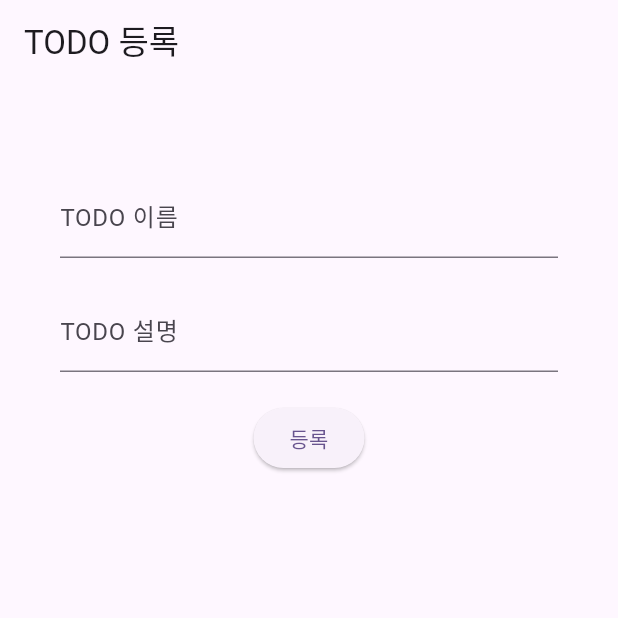
After one commit to OngTK/Fullstack_App, a Flutter app: the PostPage screen opened directly, after a tap on "등록", on a phone screen of 412 x 824 dp, the top half of it. The commit adds this screen. Run offline on Flutter 3.47's test engine with Material 3 defaults, Android fonts, the phone set to English and light mode, and no system bars; our stand-ins replace dio; network calls fail.

Commit message:
251107_1326 Practice04

```diff
--- a/lib/example/day02_251104/example1.dart
+++ b/lib/example/day02_251104/example1.dart
@@ -60,7 +60,8 @@ void main() {
   // [6] null 갖는 타입 > 타입? : 타입명 뒤에 >
   String? nickname; //null 허용
   nickname=null;
-  print("닉네입 : ${ nickname ?? '미정' } ");
+  print("닉네입 : ${ nickname ?? '미정' } "
+      "");
 } // main end
 
 // [5.1] 클래스
--- /dev/null
+++ b/lib/practice/parctice04_251107/PostPage.dart
@@ -0,0 +1,56 @@
+import 'package:dio/dio.dart';
+import 'package:flutter/material.dart';
+import 'package:fullstack_app/practice/parctice04_251107/GetPage.dart';
+
+final dio = Dio();
+
+class PostPage extends StatefulWidget {
+  PostPageState createState() => PostPageState();
+} // class end
+
+class PostPageState extends State<PostPage> {
+
+  // controller
+  TextEditingController titleCont = TextEditingController();
+  TextEditingController contentCont = TextEditingController();
+
+  // 등록 함수
+  void createTodo()async{
+    final obj = {
+      "title": titleCont.text,
+      "content": contentCont.text,
+    };
+    try{
+      final res = await dio.post("http://192.168.137.1:8080/api/todo",data: obj);
+      print(res.data);
+    }catch(e){
+      print("[createTodo 실패] ${e}");
+    }
+  }
+
+  @override
+  Widget build(BuildContext context) {
+    return Scaffold(
+        appBar: AppBar(title: Text("TODO 등록"),),
+        body: Padding(
+          padding: EdgeInsets.all(40),
+          child: Column(
+            children: [
+              SizedBox(height: 20),
+              TextField(
+                controller: titleCont,
+                decoration: InputDecoration(labelText: "TODO 이름"),
+              ),
+              SizedBox(height: 20),
+              TextField(
+                controller: contentCont,
+                decoration: InputDecoration(labelText: "TODO 설명"),
+              ),
+              SizedBox(height: 20),
+              ElevatedButton(onPressed: createTodo, child: Text("등록"))
+            ],
+          ),
+        )
+    );
+  }
+} // class end
--- /dev/null
+++ b/lib/practice/parctice04_251107/question.txt
@@ -0,0 +1,24 @@
+Day110 [SPRING WEB3 + Flutter] JPA 실습4 : TODO 등록, 전체조회, 삭제
+    - Spring Boot 서버에서 JPA로 데이터를 관리하고, Flutter 앱에서 Dio로 데이터를 주고받습니다.
+    - day03 , day04
+
+[조건1] 엔티티 설계
+    - Todo : 기본적인 할 일 정보를 저장 , id , title, content
+    - 데이터베이스 테이블명은 todo 로 지정
+    - BaseTime : 생성일(createdAt), 수정일(updatedAt)을 자동 저장
+    - toDto() 포함
+
+[조건2] DTO / Repository / Service / Controller 설계
+    - DTO는 Entity ↔ DTO 변환을 위한 toEntity( ) 포함
+    - Repository는 JpaRepository를 상속
+    - 등록 (createTodo), 전체조회 (getTodoList)
+
+[조건3] Flutter 연동 실습, Dio 패키지로 Spring Boot 서버와 통신
+    - POST : 새로운 TODO 등록
+    - GET : 전체 TODO 목록 조회
+
+[조건4] 하단 바텀 탭 구성
+    - 등록 페이지 탭 화면
+    - 전체 조회 페이지 탭 화면
+
+[제출방법] 코드가 작성된 프로젝트의 GitHub 상세 주소를 에 제출할 것.
```
Also changed, not shown: lib/practice/parctice04_251107/GetPage.dart (added, +57 -0 lines), lib/practice/parctice04_251107/MainPage.dart (added, +37 -0 lines), lib/practice/parctice04_251107/main.dart (added, +19 -0 lines).
